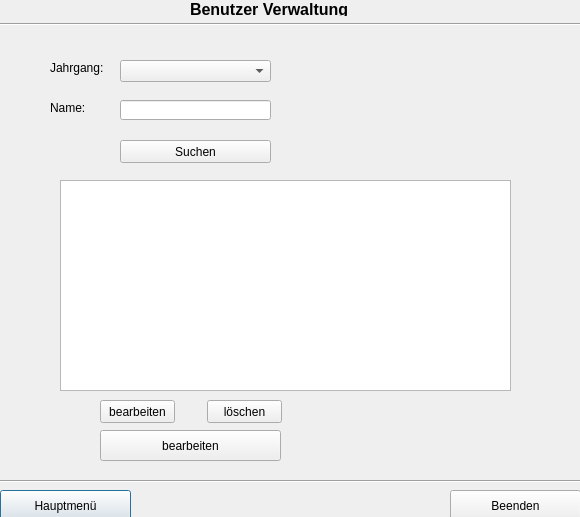
Qt form ZitatErfassung/frmbenutzerverwaltung.ui (TrialAnd404/MyRepo) before a commit.
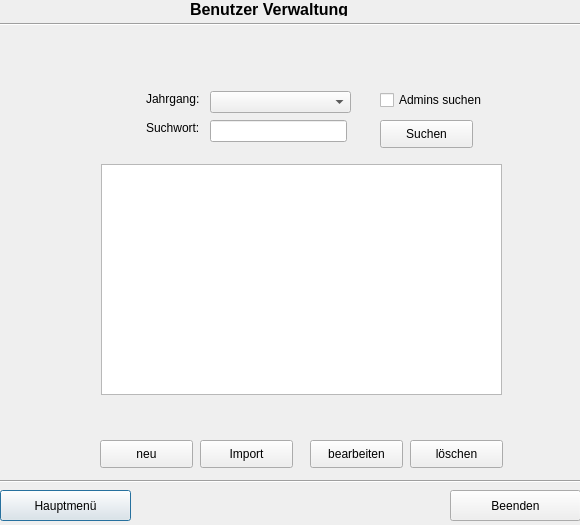
The same form after that commit.

```diff
--- a/ZitatErfassung/frmbenutzerverwaltung.ui
+++ b/ZitatErfassung/frmbenutzerverwaltung.ui
@@ -7,7 +7,7 @@
     <x>0</x>
     <y>0</y>
     <width>580</width>
-    <height>517</height>
+    <height>525</height>
    </rect>
   </property>
   <property name="windowTitle">
@@ -81,9 +81,9 @@
   <widget class="QLabel" name="label">
    <property name="geometry">
     <rect>
-     <x>50</x>
-     <y>60</y>
-     <width>61</width>
+     <x>146</x>
+     <y>91</y>
+     <width>57</width>
      <height>16</height>
     </rect>
    </property>
@@ -94,22 +94,22 @@
   <widget class="QLabel" name="label_2">
    <property name="geometry">
     <rect>
-     <x>50</x>
-     <y>100</y>
+     <x>146</x>
+     <y>120</y>
      <width>61</width>
      <height>16</height>
     </rect>
    </property>
    <property name="text">
-    <string>Name:</string>
+    <string>Suchwort:</string>
    </property>
   </widget>
   <widget class="QComboBox" name="cmbJahrgang">
    <property name="geometry">
     <rect>
-     <x>120</x>
-     <y>60</y>
-     <width>151</width>
+     <x>210</x>
+     <y>91</y>
+     <width>141</width>
      <height>22</height>
     </rect>
    </property>
@@ -117,20 +117,20 @@
   <widget class="QLineEdit" name="ldtName">
    <property name="geometry">
     <rect>
-     <x>120</x>
-     <y>100</y>
-     <width>151</width>
-     <height>20</height>
+     <x>210</x>
+     <y>120</y>
+     <width>137</width>
+     <height>22</height>
     </rect>
    </property>
   </widget>
   <widget class="QPushButton" name="pbSuchen">
    <property name="geometry">
     <rect>
-     <x>120</x>
-     <y>140</y>
-     <width>151</width>
-     <height>23</height>
+     <x>380</x>
+     <y>120</y>
+     <width>93</width>
+     <height>28</height>
     </rect>
    </property>
    <property name="text">
@@ -140,20 +140,20 @@
   <widget class="QListWidget" name="lwAnzeigen">
    <property name="geometry">
     <rect>
-     <x>60</x>
-     <y>180</y>
-     <width>451</width>
-     <height>211</height>
+     <x>101</x>
+     <y>164</y>
+     <width>401</width>
+     <height>231</height>
     </rect>
    </property>
   </widget>
   <widget class="QPushButton" name="pbBearbeiten">
    <property name="geometry">
     <rect>
-     <x>100</x>
-     <y>400</y>
-     <width>75</width>
-     <height>23</height>
+     <x>310</x>
+     <y>440</y>
+     <width>93</width>
+     <height>28</height>
     </rect>
    </property>
    <property name="text">
@@ -163,10 +163,10 @@
   <widget class="QPushButton" name="pbLoeschen">
    <property name="geometry">
     <rect>
-     <x>207</x>
-     <y>400</y>
-     <width>75</width>
-     <height>23</height>
+     <x>410</x>
+     <y>440</y>
+     <width>93</width>
+     <height>28</height>
     </rect>
    </property>
    <property name="text">
@@ -177,13 +177,39 @@
    <property name="geometry">
     <rect>
      <x>100</x>
-     <y>430</y>
-     <width>181</width>
-     <height>31</height>
+     <y>440</y>
+     <width>93</width>
+     <height>28</height>
     </rect>
    </property>
    <property name="text">
-    <string>bearbeiten</string>
+    <string>neu</string>
+   </property>
+  </widget>
+  <widget class="QCheckBox" name="cbAdmin">
+   <property name="geometry">
+    <rect>
+     <x>380</x>
+     <y>90</y>
+     <width>111</width>
+     <height>20</height>
+    </rect>
+   </property>
+   <property name="text">
+    <string>Admins suchen</string>
+   </property>
+  </widget>
+  <widget class="QPushButton" name="btnImport">
+   <property name="geometry">
+    <rect>
+     <x>200</x>
+     <y>440</y>
+     <width>93</width>
+     <height>28</height>
+    </rect>
+   </property>
+   <property name="text">
+    <string>Import</string>
    </property>
   </widget>
  </widget>
```
Left out of the diff: 2 changed lines with no effect on the pictures.
